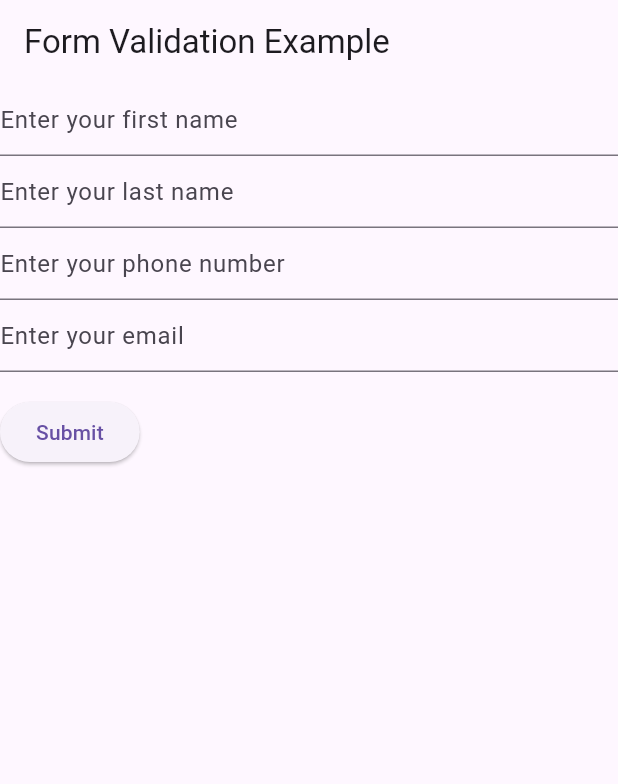
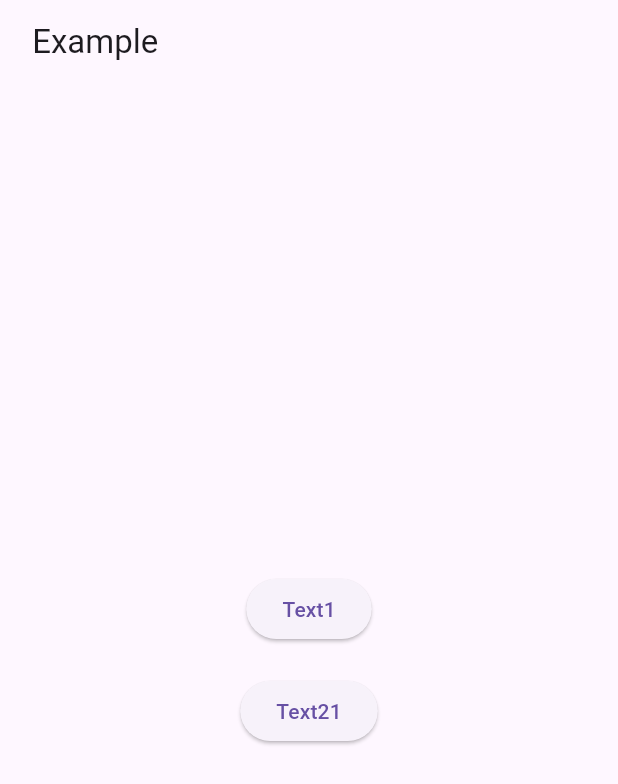
Before and after one commit to rrama19a/last, a Flutter app: the screen it shows after launch, on a phone screen of 412 x 824 dp. Shown: the top 784 px of the screen. Run offline on Flutter 3.47's test engine with Material 3 defaults, Android fonts, the phone set to English and light mode, and no system bars; our stand-ins replace dio.

Commit message:
Update main.dart

```diff
--- a/lib/main.dart
+++ b/lib/main.dart
@@ -1,5 +1,7 @@
+//flutter pub run build_runner build НЕ ЗАБУДЬ!!!!
+
 import 'package:flutter/material.dart';
-import 'package:flutter/services.dart';
+import 'package:dio/dio.dart';
 
 void main() {
   runApp(MyApp());
@@ -9,143 +11,90 @@ class MyApp extends StatelessWidget {
   @override
   Widget build(BuildContext context) {
     return MaterialApp(
-      home: MyFormPage(),
-      routes: {
-        '/userInfo': (context) => UserInfoPage(),
-      },
+      home: HomePage(),
     );
   }
 }
 
-class MyFormPage extends StatelessWidget {
-  final _formKey = GlobalKey<FormState>();
+class HomePage extends StatelessWidget {
+  final Dio _dio = Dio();
 
-  TextEditingController _firstNameController = TextEditingController();
-  TextEditingController _lastNameController = TextEditingController();
-  TextEditingController _phoneController = TextEditingController();
-  TextEditingController _emailController = TextEditingController();
+  Future<dynamic> fetchPosts() async {
+    final response =
+        await _dio.get('https://jsonplaceholder.typicode.com/posts');
+    return response.data;
+  }
+
+  Future<dynamic> fetchPost() async {
+    final response =
+        await _dio.get('https://jsonplaceholder.typicode.com/posts/1');
+    return response.data;
+  }
 
   @override
   Widget build(BuildContext context) {
     return Scaffold(
       appBar: AppBar(
-        title: Text('Form Validation Example'),
+        title: Text(' Example'),
       ),
-      body: Form(
-        key: _formKey,
+      body: Center(
         child: Column(
-          crossAxisAlignment: CrossAxisAlignment.start,
+          mainAxisAlignment: MainAxisAlignment.center,
           children: <Widget>[
-            TextFormField(
-              controller: _firstNameController,
-              decoration: InputDecoration(
-                hintText: 'Enter your first name',
-              ),
-              validator: (value) {
-                if (value == null || value.isEmpty) {
-                  return 'Please enter your first name';
-                }
-                return null;
-              },
+            ElevatedButton(
+              onPressed: () => _navigateToShowDataScreen(context, fetchPosts),
+              child: Text('Text1'),
             ),
-            TextFormField(
-              controller: _lastNameController,
-              decoration: InputDecoration(
-                hintText: 'Enter your last name',
-              ),
-              validator: (value) {
-                if (value == null || value.isEmpty) {
-                  return 'Please enter your last name';
-                }
-                return null;
-              },
-            ),
-            TextFormField(
-              controller: _phoneController,
-              decoration: InputDecoration(
-                hintText: 'Enter your phone number',
-              ),
-              inputFormatters: [
-                FilteringTextInputFormatter.allow(RegExp(r'[0-9]')),
-                LengthLimitingTextInputFormatter(11),
-              ],
-              keyboardType: TextInputType.number,
-              validator: (value) {
-                if (value == null ||
-                    value.isEmpty ||
-                    !RegExp(r'^(\+7|8)\d{10}$').hasMatch(value)) {
-                  return 'Please enter a valid phone number';
-                }
-                return null;
-              },
-            ),
-            TextFormField(
-              controller: _emailController,
-              decoration: InputDecoration(
-                hintText: 'Enter your email',
-              ),
-              keyboardType: TextInputType.emailAddress,
-              validator: (value) {
-                if (value == null || value.isEmpty || !RegExp(r'^[\w-\.]+@([\w-]+\.)+[\w-]{2,4}$').hasMatch(value)) {
-                  return 'Please enter a valid email address';
-                }
-                return null;
-              },
-            ),
-            Padding(
-              padding: const EdgeInsets.symmetric(vertical: 16.0),
-              child: ElevatedButton(
-                onPressed: () {
-                  if (_formKey.currentState!.validate()) {
-                    Navigator.pushNamed(context, '/userInfo', arguments: {
-                      'firstName': _firstNameController.text,
-                      'lastName': _lastNameController.text,
-                      'phoneNumber': _phoneController.text,
-                      'email': _emailController.text,
-                    });
-                  }
-                },
-                child: Text('Submit'),
-              ),
+            SizedBox(height: 20),
+            ElevatedButton(
+              onPressed: () => _navigateToShowDataScreen(context, fetchPost),
+              child: Text('Text21'),
             ),
           ],
         ),
       ),
     );
   }
+
+  void _navigateToShowDataScreen(
+      BuildContext context, Future<dynamic> Function() fetchData) {
+    Navigator.of(context).push(MaterialPageRoute(
+        builder: (_) => ShowDataScreen(fetchData: fetchData)));
+  }
 }
 
-class UserInfoPage extends StatelessWidget {
+class ShowDataScreen extends StatelessWidget {
+  final Future<dynamic> Function() fetchData;
+
+  const ShowDataScreen({Key? key, required this.fetchData}) : super(key: key);
+
   @override
   Widget build(BuildContext context) {
-    final Map<String, String> userData =
-        ModalRoute.of(context)!.settings.arguments as Map<String, String>;
-
     return Scaffold(
       appBar: AppBar(
-        title: Text('User Info'),
+        title: Text('baza'),
       ),
-      body: Padding(
-        padding: const EdgeInsets.all(20.0),
-        child: Column(
-          crossAxisAlignment: CrossAxisAlignment.start,
-          children: [
-            Text(
-              'User: ${userData['firstName']} ${userData['lastName']}',
-              style: TextStyle(fontSize: 24, fontWeight: FontWeight.bold),
-            ),
-            SizedBox(height: 10),
-            Text(
-              'Cell Phone: ${userData['phoneNumber']}',
-              style: TextStyle(fontSize: 20),
-            ),
-            SizedBox(height: 10),
-            Text(
-              'Email: ${userData['email']}',
-              style: TextStyle(fontSize: 20),
-            ),
-          ],
-        ),
+      body: FutureBuilder<dynamic>(
+        future: fetchData(),
+        builder: (context, snapshot) {
+          if (snapshot.connectionState == ConnectionState.waiting) {
+            return Center(child: CircularProgressIndicator());
+          } else if (snapshot.hasError) {
+            return Center(child: Text('Error: ${snapshot.error}'));
+          } else {
+            return SingleChildScrollView(
+              child: snapshot.data is List
+                  ? Column(
+                      children: (snapshot.data as List)
+                          .map((post) => Text(post['title'],
+                              style: TextStyle(fontSize: 18)))
+                          .toList(),
+                    )
+                  : Text(snapshot.data['title'],
+                      style: TextStyle(fontSize: 24)),
+            );
+          }
+        },
       ),
     );
   }
```
